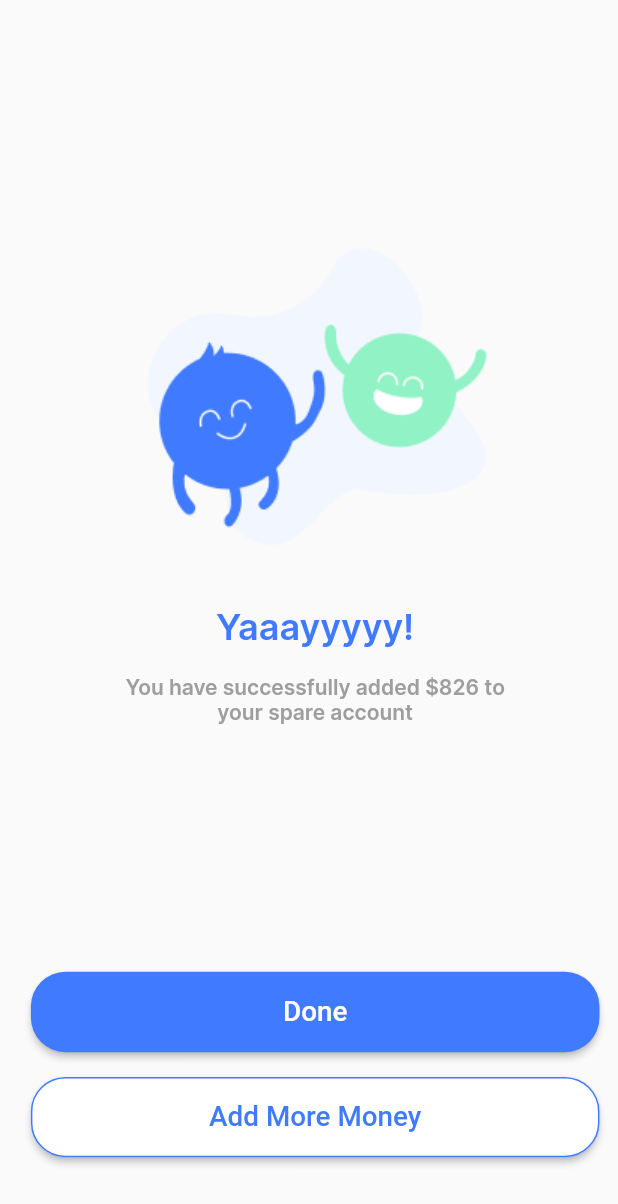
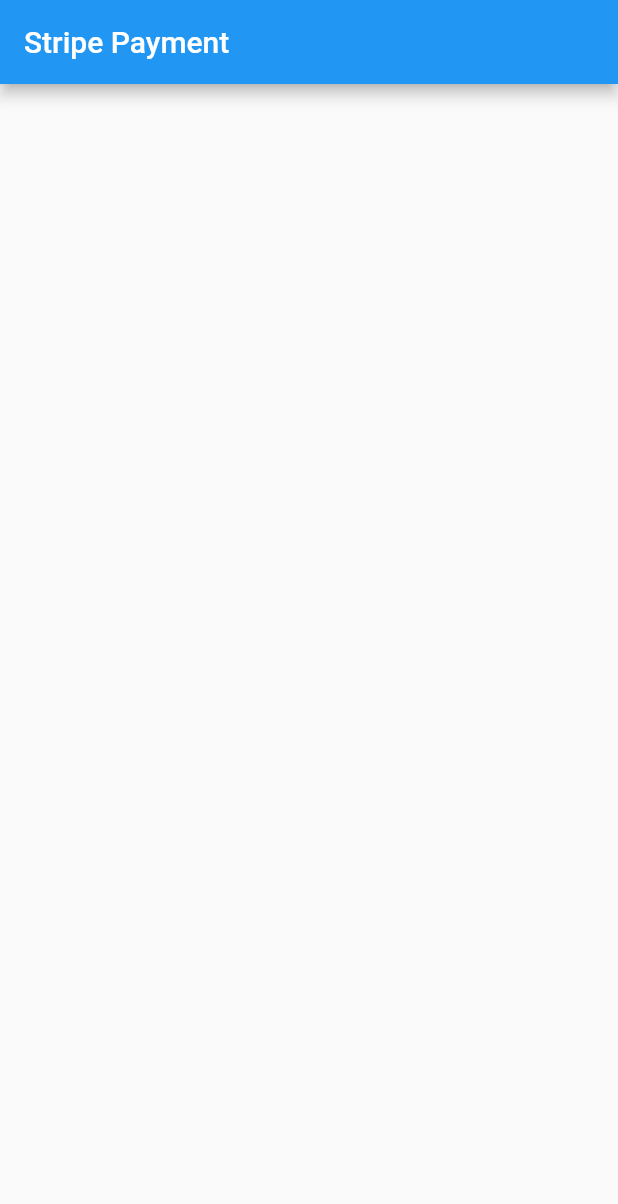
Before and after one commit to mostafa1255/Payment_App, a Flutter app: the screen it shows after launch, on a phone screen of 412 x 824 dp. Shown: the top 1204 px of the screen. Run offline on Flutter 3.47's test engine with Material 2 defaults, Android fonts, the phone set to English and light mode, and no system bars; our stand-ins replace animated_splash_screen, bloc, csc_picker, curved_navigation_bar, dio, firebase_auth and 10 more; missing offline and left inert: bottom_bar_with_sheet, flutter_stripe, numpad_layout; accounts and stored records are empty.

Commit message:
Stripe Flutter Integrate

```diff
--- a/lib/App/Presentation/View/Screens/money added successful/money_added_successful.dart
+++ b/lib/App/Presentation/View/Screens/money added successful/money_added_successful.dart
@@ -1,5 +1,4 @@
 import 'package:flutter/material.dart';
-
 import 'widgets/moneyaddedsuccessfulScreenBody.dart';
 
 class moneyaddedsuccessfulScreen extends StatelessWidget {
--- a/lib/App/Presentation/View/Screens/money added successful/widgets/moneyaddedsuccessfulScreenBody.dart
+++ b/lib/App/Presentation/View/Screens/money added successful/widgets/moneyaddedsuccessfulScreenBody.dart
@@ -27,7 +27,7 @@ class moneyaddedsuccessfulScreenBody extends StatelessWidget {
           Text(
             "Yaaayyyyy!",
             style: textstyle.textstyle24
-                .copyWith(color: Color(colors.kPrimaryColor)),
+                .copyWith(color: const Color(colors.kPrimaryColor)),
           ),
           SizedBox(
             height: device.height * 0.02,
--- /dev/null
+++ b/lib/App/Presentation/View/Screens/stripe_screen_test.dart
@@ -0,0 +1,15 @@
+import 'package:flutter/foundation.dart';
+import 'package:flutter/material.dart';
+import 'package:flutter/widgets.dart';
+
+class Stripetest extends StatelessWidget {
+  const Stripetest({super.key});
+
+  @override
+  Widget build(BuildContext context) {
+    return Scaffold(
+      appBar: AppBar(title: Text("Stripe Payment")),
+      body: Column(),
+    );
+  }
+}
--- a/lib/main.dart
+++ b/lib/main.dart
@@ -2,15 +2,11 @@
 
 import 'package:firebase_core/firebase_core.dart';
 import 'package:flutter/material.dart';
+import 'package:flutter_stripe/flutter_stripe.dart';
 import 'package:get/get.dart';
-import 'package:payment_app/App/Presentation/View/Screens/Add%20money%20with%20card/Add_money_with_card_Screen.dart';
-import 'package:payment_app/App/Presentation/View/Screens/Add%20money/Add_money.dart';
-import 'package:payment_app/App/Presentation/View/Screens/Bills%20&%20Services/Bills_Services.dart';
-import 'package:payment_app/App/Presentation/View/Screens/Messages/Message_Screen.dart';
-import 'package:payment_app/App/Presentation/View/Screens/New%20Card/new_Card.dart';
-import 'package:payment_app/App/Presentation/View/Screens/Transfer%20succesful/Transfer_succesful.dart';
-import 'package:payment_app/App/Presentation/View/Screens/card%20details/card_details_Screen.dart';
 import 'package:payment_app/App/Presentation/View/Screens/money%20added%20successful/money_added_successful.dart';
+import 'package:payment_app/App/Presentation/View/Screens/stripe_screen_test.dart';
+import 'package:payment_app/App/data/Stripe_Payment/Stripe_Keys.dart';
 import 'firebase_options.dart';
 
 void main() async {
@@ -18,6 +14,7 @@ void main() async {
   await Firebase.initializeApp(
     options: DefaultFirebaseOptions.currentPlatform,
   );
+  Stripe.publishableKey = ApiKeys.publishableKey;
   runApp(const MyApp());
 }
 
@@ -28,6 +25,6 @@ class MyApp extends StatelessWidget {
   @override
   Widget build(BuildContext context) {
     return GetMaterialApp(
-        debugShowCheckedModeBanner: false, home: moneyaddedsuccessfulScreen());
+        debugShowCheckedModeBanner: false, home: Stripetest());
   }
 }
--- a/pubspec.yaml
+++ b/pubspec.yaml
@@ -42,6 +42,7 @@ dependencies:
     sdk: flutter
   flutter_bloc: ^8.1.3
   flutter_otp_text_field: ^1.1.1
+  flutter_stripe: ^9.3.0
   font_awesome_flutter: ^10.5.0
   get: ^4.6.5
   get_it: ^7.6.0
```
Also changed, not shown: lib/App/data/Stripe_Payment/Stripe_Keys.dart (added, +7 -0 lines), lib/App/data/Stripe_Payment/Stripe_manager.dart (added, +46 -0 lines), pubspec.lock, 7 other files.
